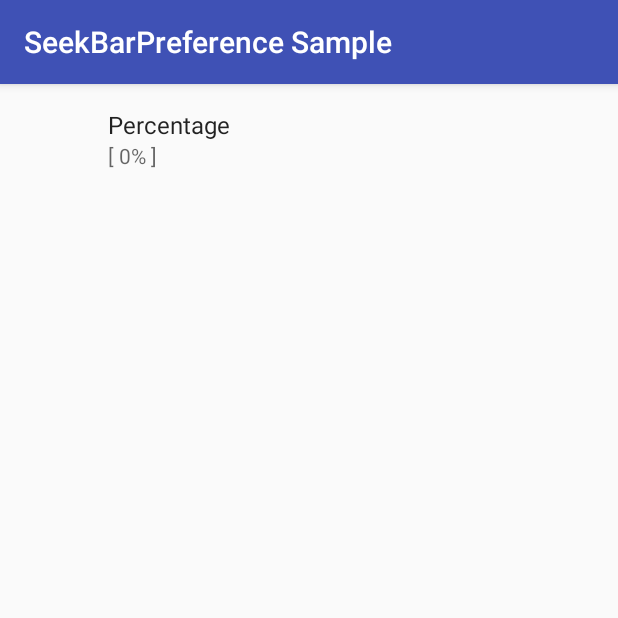
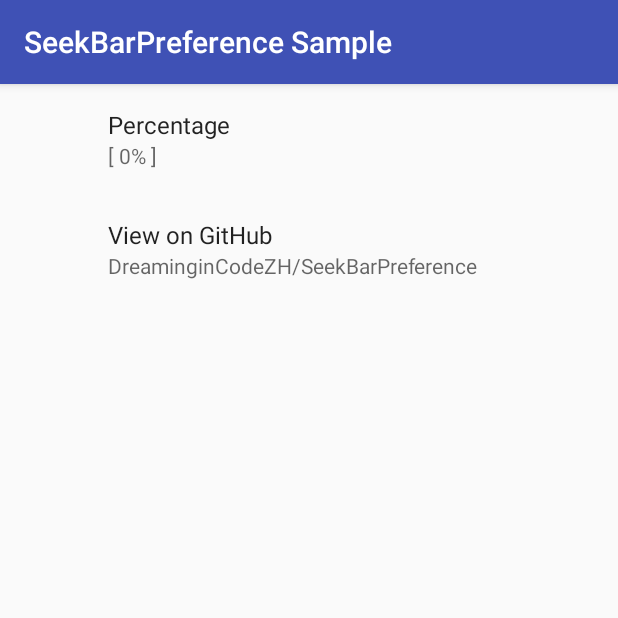
Before and after one commit to zhanghai/SeekBarPreference, an Android app: the screen it shows after launch (MainActivity), on a phone screen of 412 x 824 dp, the top half of it. Run offline under Robolectric (Android 15) with nearby library versions, the phone set to English and light mode, and no system bars; our stand-ins replace androidx.preference; libraries missing offline, so code that uses them is left out: android.support.v7; 1 statement that could not run was skipped.

Commit message:
Add view on GitHub.

```diff
--- a/sample/src/main/res/values/strings.xml
+++ b/sample/src/main/res/values/strings.xml
@@ -11,6 +11,8 @@
 
     <string name="settings_title_seekbar">Percentage</string>
     <string name="settings_summary_seekbar">[ %1$s%% ]</string>
+    <string name="settings_title_view_on_github">View on GitHub</string>
+    <string name="settings_summary_view_on_github">DreaminginCodeZH/SeekBarPreference</string>
 
     <string name="pref_key_seekbar">key_seekbar</string>
     <integer name="pref_max_seekbar">100</integer>
--- a/sample/src/main/res/xml/settings.xml
+++ b/sample/src/main/res/xml/settings.xml
@@ -13,4 +13,12 @@
         android:defaultValue="@integer/pref_default_value_seekbar"
         android:title="@string/settings_title_seekbar"
         android:summary="@string/settings_summary_seekbar" />
+
+    <Preference
+        android:title="@string/settings_title_view_on_github"
+        android:summary="@string/settings_summary_view_on_github">
+        <intent
+            android:action="android.intent.action.VIEW"
+            android:data="@string/github_url" />
+    </Preference>
 </PreferenceScreen>
```
Also changed, not shown: sample/src/main/res/values/do_not_translate.xml (added, +10 -0 lines).
